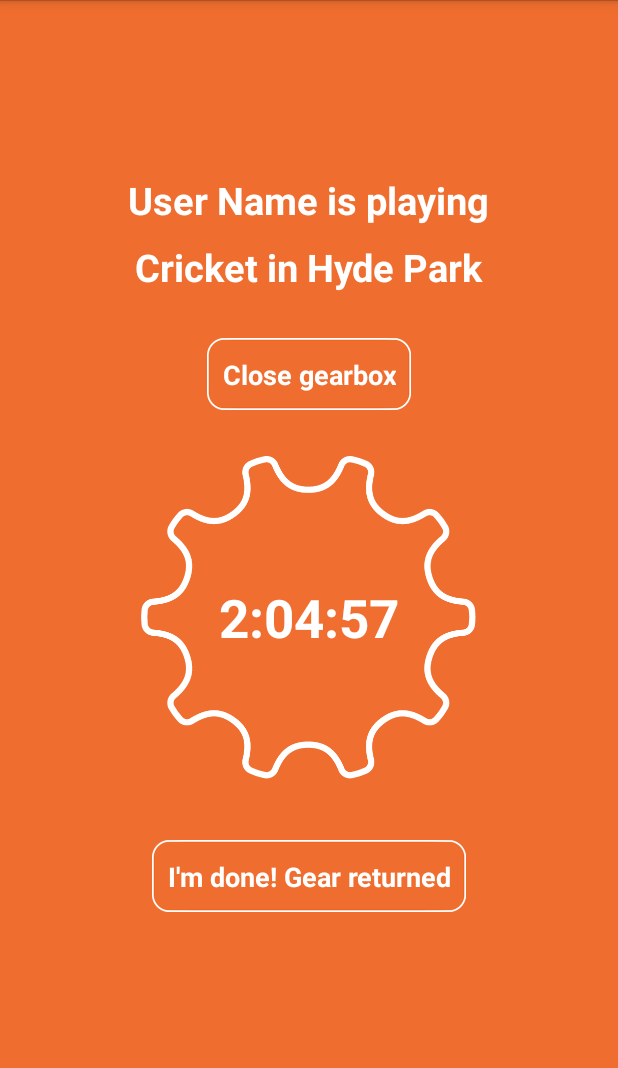
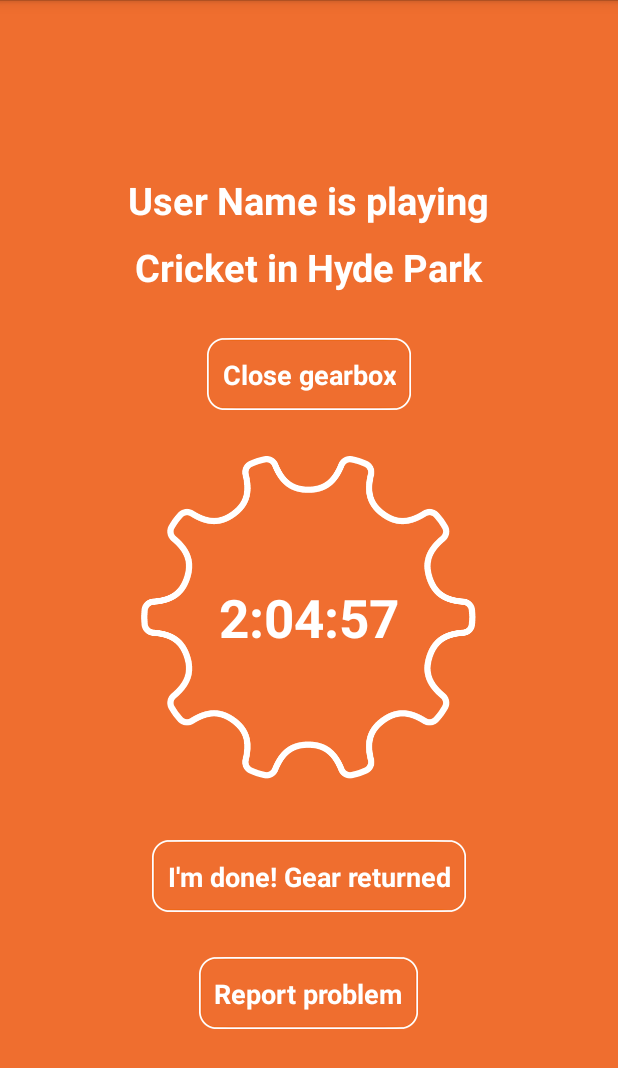
Before and after one commit to michaelbarlow7/gearbox, an Android app: the CurrentlyPlaying screen opened directly, with no data from a screen before it, on a phone screen of 412 x 824 dp. Shown: the top 1068 px of the screen. Run offline under Robolectric (Android 15) with nearby library versions, the phone set to English and light mode, and no system bars; libraries missing offline, so code that uses them is left out: com.koushikdutta.async, com.koushikdutta.ion; 2 statements that could not run were skipped.

Commit message:
Changec zoom and stuff

```diff
--- a/app/src/main/res/layout/activity_currently_playing.xml
+++ b/app/src/main/res/layout/activity_currently_playing.xml
@@ -90,4 +90,14 @@
         android:text="I'm done! Gear returned"
         android:onClick="onLockClick"
         />
+    <Button
+        android:id="@+id/reportProblemButton"
+        android:layout_width="wrap_content"
+        android:layout_height="wrap_content"
+        android:layout_below="@id/lockGearboxButton"
+        android:layout_centerHorizontal="true"
+        android:layout_marginTop="30dp"
+        style="@style/ButtonStyle"
+        android:text="Report problem"
+        />
 </RelativeLayout>
--- a/app/src/main/res/layout/activity_map.xml
+++ b/app/src/main/res/layout/activity_map.xml
@@ -32,5 +32,5 @@
         map:uiRotateGestures="false"
         map:cameraTargetLat="-33.8775433"
         map:cameraTargetLng="151.2160746"
-        map:cameraZoom="12" />
+        map:cameraZoom="14" />
 </RelativeLayout>
--- a/app/src/main/res/layout/activity_splash.xml
+++ b/app/src/main/res/layout/activity_splash.xml
@@ -47,12 +47,12 @@
         android:layout_height="wrap_content"
         android:textStyle="bold"
         android:textColor="@android:color/white"
-        android:textSize="20sp"
+        android:textSize="25sp"
         android:gravity="center"
         android:layout_below="@id/splashGear"
         android:layout_alignParentBottom="true"
         android:onClick="onContinueClick"
-        android:text="Find us at\nwww.gearboxing.com"
+        android:text="Tap to play!"
         />
 
 </RelativeLayout>
```
